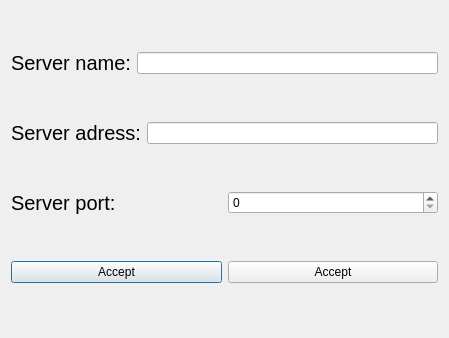
The window that editserver.ui (szsoppa/IRCclient) describes before a commit, drawn with Qt 5.
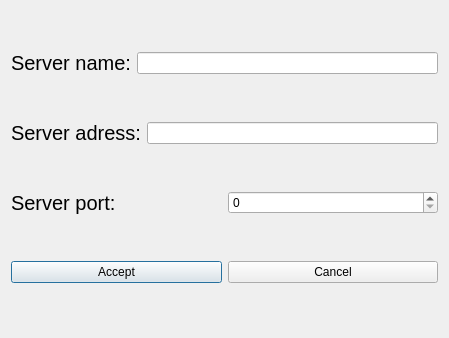
The same window after the commit.

Diff of the .ui file:
```diff
--- a/editserver.ui
+++ b/editserver.ui
@@ -87,7 +87,7 @@
      <item>
       <widget class="QPushButton" name="CancelButton">
        <property name="text">
-        <string>Accept</string>
+        <string>Cancel</string>
        </property>
       </widget>
      </item>
```
